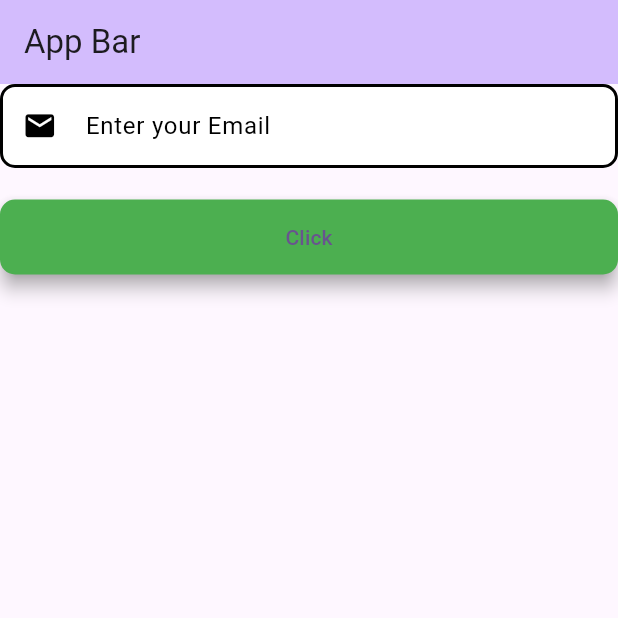
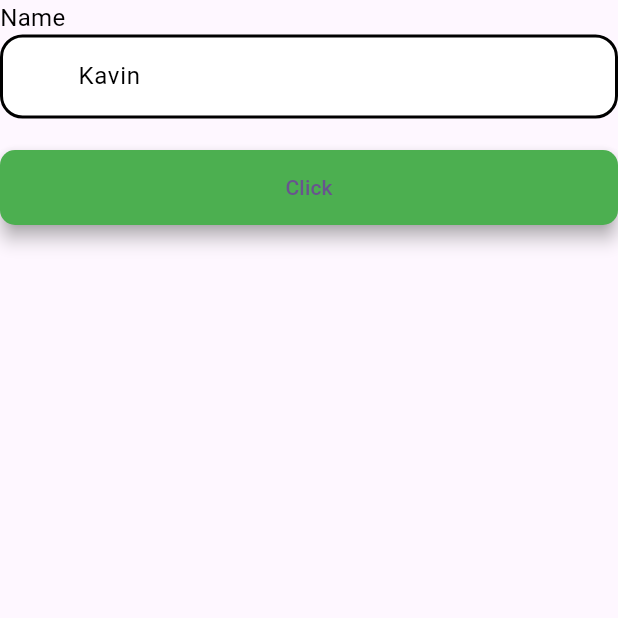
Before and after one commit to FathimaShums/stateful_lesson, a Flutter app: the screen it shows after launch, on a phone screen of 412 x 824 dp, the top half of it. Run offline on Flutter 3.47's test engine with Material 3 defaults, Android fonts, the phone set to English and light mode, and no system bars.

Commit message:
input button and title added

```diff
--- a/lib/myHome.dart
+++ b/lib/myHome.dart
@@ -3,7 +3,10 @@
 import 'package:flutter/material.dart';
 
 class MyHomeScreen extends StatefulWidget {
-  const MyHomeScreen({super.key});
+  const MyHomeScreen(
+      {super.key, required this.thehinttext, required this.theTitle});
+  final String theTitle;
+  final String thehinttext;
 
   @override
   State<MyHomeScreen> createState() => _MyHomeScreenState();
@@ -18,30 +21,29 @@ class _MyHomeScreenState extends State<MyHomeScreen> {
   @override
   Widget build(BuildContext context) {
     return Scaffold(
-        appBar: AppBar(
-          backgroundColor: Theme.of(context).colorScheme.inversePrimary,
-          title: Text('App Bar'),
-        ),
         body: Form(
       key: _loginFormKey,
       child: Column(
         children: [
+          Align(
+            alignment: Alignment.topLeft,
+            child: Text(
+              widget.theTitle,
+              style: TextStyle(color: Colors.black, fontSize: 16),
+            ),
+          ),
+          // Text("Name"),
           TextFormField(
             decoration: InputDecoration(
               hintStyle: TextStyle(color: Colors.black),
-                  hintText: 'Enter your Email',
+              hintText: widget.thehinttext,
               prefixIcon: Padding(
-                    padding: EdgeInsets.fromLTRB(15, 0, 15, 0),
-                    child: Icon(
-                      Icons.email,
-                      size: 23,
-                      color: Colors.black,
-                    ),
+                padding: EdgeInsets.fromLTRB(12, 14, 12, 14),
               ),
               fillColor: Colors.white,
               filled: true,
               enabledBorder: OutlineInputBorder(
-                    borderRadius: BorderRadius.all(Radius.circular(10)),
+                borderRadius: BorderRadius.all(Radius.circular(15)),
                 borderSide: BorderSide(
                   width: 2.0,
                 ),
@@ -84,10 +86,9 @@ class _MyHomeScreenState extends State<MyHomeScreen> {
             width: double.infinity,
             child: ElevatedButton(
               style: ButtonStyle(
-                      padding: WidgetStateProperty.all<EdgeInsets>(
-                          EdgeInsets.all(15)),
-                      backgroundColor:
-                          WidgetStateProperty.all<Color>(Colors.green),
+                  padding:
+                      WidgetStateProperty.all<EdgeInsets>(EdgeInsets.all(15)),
+                  backgroundColor: WidgetStateProperty.all<Color>(Colors.green),
                   shadowColor: WidgetStateProperty.all<Color>(Colors.grey),
                   elevation: WidgetStateProperty.resolveWith<double>(
                     (Set<WidgetState> states) {
--- a/pubspec.yaml
+++ b/pubspec.yaml
@@ -19,7 +19,7 @@ publish_to: 'none' # Remove this line if you wish to publish to pub.dev
 version: 1.0.0+1
 
 environment:
-  sdk: '>=3.4.4 <4.0.0'
+  sdk: '>=3.4.2 <4.0.0'
 
 # Dependencies specify other packages that your package needs in order to work.
 # To automatically upgrade your package dependencies to the latest versions
```
Also changed, not shown: lib/forminfo.dart (added, +37 -0 lines), lib/landing.dart (added, +15 -0 lines), lib/main.dart (+8 -90 lines), lib/myinputtitle.dart (added, +22 -0 lines), pubspec.lock. Lines whose indentation alone changed are shown as unchanged.
